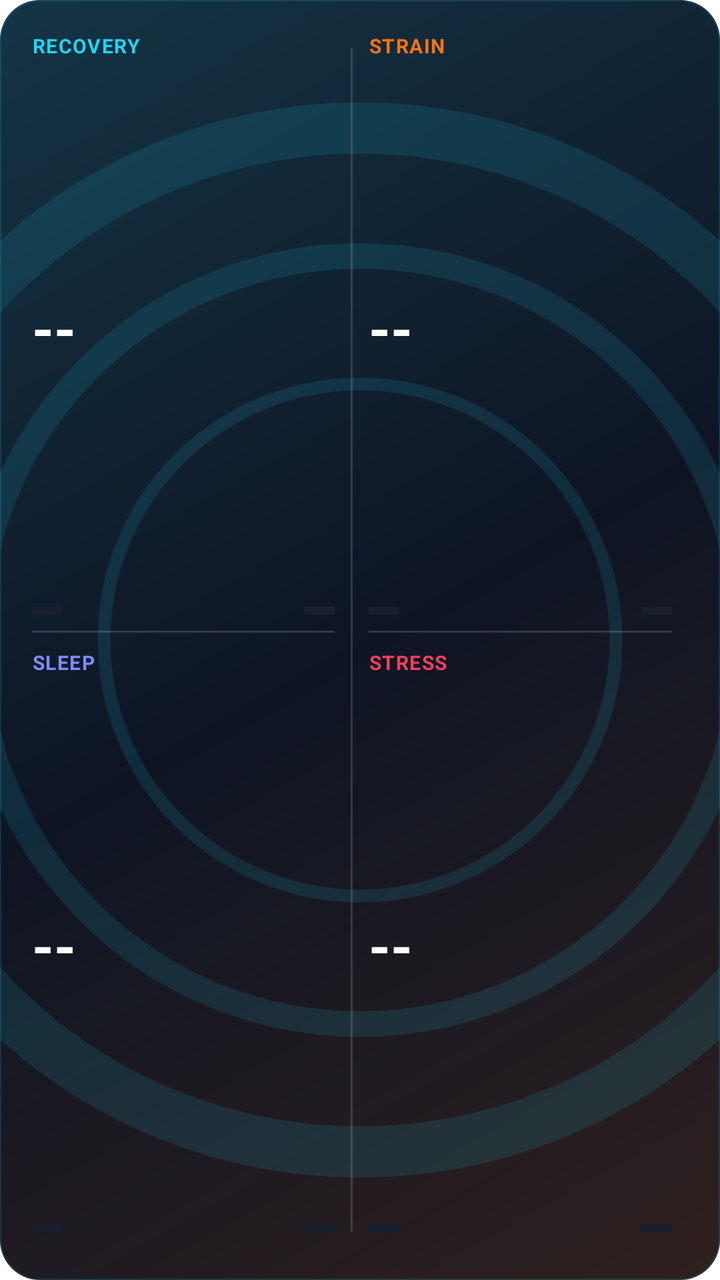
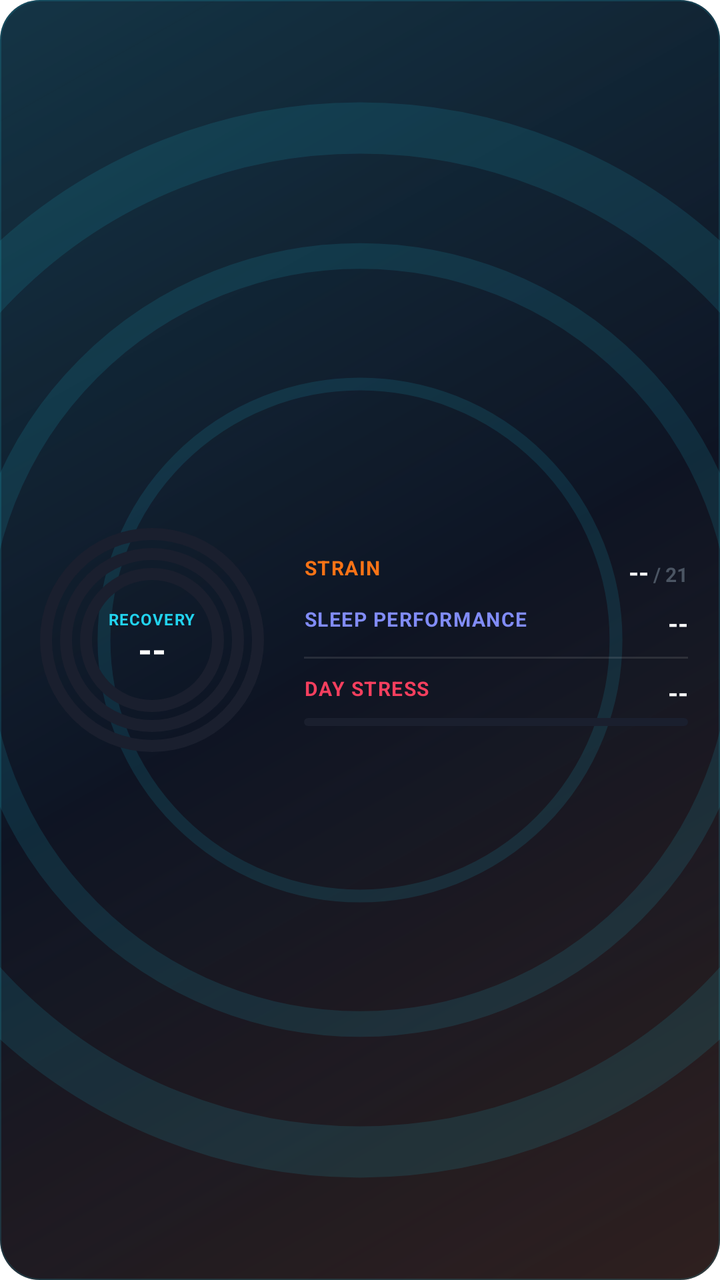

Compare the two renders of this Android layout. The source of the first and the diff that turns it into the second are given below.
<!-- AndroidManifest.xml: fallback theme Theme.MaterialComponents.DayNight.NoActionBar -->
<!-- res/layout/widget_overview.xml -->
<?xml version="1.0" encoding="utf-8"?>
<FrameLayout xmlns:android="http://schemas.android.com/apk/res/android"
    android:id="@+id/widget_root"
    android:layout_width="match_parent"
    android:layout_height="match_parent"
    android:background="@drawable/widget_bg_vitals">

    <ImageView
        android:layout_width="match_parent"
        android:layout_height="match_parent"
        android:src="@drawable/vector_recovery_bg"
        android:scaleType="centerCrop" />

    <LinearLayout
        android:layout_width="match_parent"
        android:layout_height="match_parent"
        android:orientation="horizontal"
        android:baselineAligned="false"
        android:padding="16dp">

        
        <LinearLayout
            android:layout_width="0dp"
            android:layout_height="match_parent"
            android:layout_weight="1"
            android:orientation="vertical">

            
            <RelativeLayout
                android:layout_width="match_parent"
                android:layout_height="0dp"
                android:layout_weight="1">
                
                <TextView
                    android:id="@+id/label_rec"
                    android:layout_width="wrap_content"
                    android:layout_height="wrap_content"
                    android:text="RECOVERY"
                    android:textColor="#22D3EE"
                    android:textSize="10sp"
                    android:textStyle="bold"
                    android:letterSpacing="0.05" />
                
                <TextView
                    android:id="@+id/overview_recovery"
                    android:layout_width="wrap_content"
                    android:layout_height="wrap_content"
                    android:layout_centerVertical="true"
                    android:text="--"
                    android:textColor="#FFFFFF"
                    android:textSize="28sp"
                    android:textStyle="bold"
                    android:includeFontPadding="false" />
                    
                <ProgressBar
                    android:id="@+id/recovery_progress"
                    style="?android:attr/progressBarStyleHorizontal"
                    android:layout_width="match_parent"
                    android:layout_height="4dp"
                    android:layout_alignParentBottom="true"
                    android:layout_marginBottom="8dp"
                    android:layout_marginEnd="8dp"
                    android:indeterminate="false"
                    android:max="100"
                    android:progress="0"
                    android:progressDrawable="@drawable/widget_circular_progress_green" />
            </RelativeLayout>

            
            <ImageView
                android:layout_width="match_parent"
                android:layout_height="1dp"
                android:layout_marginEnd="8dp"
                android:background="#26FFFFFF" />

            
            <RelativeLayout
                android:layout_width="match_parent"
                android:layout_height="0dp"
                android:layout_weight="1"
                android:layout_marginTop="8dp">
                
                <TextView
                    android:id="@+id/label_sleep"
                    android:layout_width="wrap_content"
                    android:layout_height="wrap_content"
                    android:text="SLEEP"
                    android:textColor="#818CF8"
                    android:textSize="10sp"
                    android:textStyle="bold"
                    android:letterSpacing="0.05" />
                
                <TextView
                    android:id="@+id/overview_sleep"
                    android:layout_width="wrap_content"
                    android:layout_height="wrap_content"
                    android:layout_centerVertical="true"
                    android:text="--"
                    android:textColor="#FFFFFF"
                    android:textSize="28sp"
                    android:textStyle="bold"
                    android:includeFontPadding="false" />
                    
                <ProgressBar
                    android:id="@+id/sleep_progress"
                    style="?android:attr/progressBarStyleHorizontal"
                    android:layout_width="match_parent"
                    android:layout_height="4dp"
                    android:layout_alignParentBottom="true"
                    android:layout_marginBottom="8dp"
                    android:layout_marginEnd="8dp"
                    android:indeterminate="false"
                    android:max="100"
                    android:progress="0"
                    android:progressDrawable="@drawable/widget_circular_progress_purple" />
            </RelativeLayout>

        </LinearLayout>

        
        <ImageView
            android:layout_width="1dp"
            android:layout_height="match_parent"
            android:layout_marginTop="8dp"
            android:layout_marginBottom="8dp"
            android:background="#26FFFFFF" />

        
        <LinearLayout
            android:layout_width="0dp"
            android:layout_height="match_parent"
            android:layout_weight="1"
            android:orientation="vertical"
            android:layout_marginStart="8dp">

            
            <RelativeLayout
                android:layout_width="match_parent"
                android:layout_height="0dp"
                android:layout_weight="1">
                
                <TextView
                    android:id="@+id/label_strain"
                    android:layout_width="wrap_content"
                    android:layout_height="wrap_content"
                    android:text="STRAIN"
                    android:textColor="#F97316"
                    android:textSize="10sp"
                    android:textStyle="bold"
                    android:letterSpacing="0.05" />
                
                <TextView
                    android:id="@+id/overview_strain"
                    android:layout_width="wrap_content"
                    android:layout_height="wrap_content"
                    android:layout_centerVertical="true"
                    android:text="--"
                    android:textColor="#FFFFFF"
                    android:textSize="28sp"
                    android:textStyle="bold"
                    android:includeFontPadding="false" />
                    
                <ProgressBar
                    android:id="@+id/strain_progress"
                    style="?android:attr/progressBarStyleHorizontal"
                    android:layout_width="match_parent"
                    android:layout_height="4dp"
                    android:layout_alignParentBottom="true"
                    android:layout_marginBottom="8dp"
                    android:layout_marginEnd="8dp"
                    android:indeterminate="false"
                    android:max="210"
                    android:progress="0"
                    android:progressDrawable="@drawable/widget_circular_progress_blue" />
            </RelativeLayout>

            
            <ImageView
                android:layout_width="match_parent"
                android:layout_height="1dp"
                android:layout_marginEnd="8dp"
                android:background="#26FFFFFF" />

            
            <RelativeLayout
                android:layout_width="match_parent"
                android:layout_height="0dp"
                android:layout_weight="1"
                android:layout_marginTop="8dp">
                
                <TextView
                    android:id="@+id/label_stress"
                    android:layout_width="wrap_content"
                    android:layout_height="wrap_content"
                    android:text="STRESS"
                    android:textColor="#F43F5E"
                    android:textSize="10sp"
                    android:textStyle="bold"
                    android:letterSpacing="0.05" />
                
                <TextView
                    android:id="@+id/overview_stress"
                    android:layout_width="wrap_content"
                    android:layout_height="wrap_content"
                    android:layout_centerVertical="true"
                    android:text="--"
                    android:textColor="#FFFFFF"
                    android:textSize="28sp"
                    android:textStyle="bold"
                    android:includeFontPadding="false" />
                    
                <ProgressBar
                    android:id="@+id/stress_progress"
                    style="?android:attr/progressBarStyleHorizontal"
                    android:layout_width="match_parent"
                    android:layout_height="4dp"
                    android:layout_alignParentBottom="true"
                    android:layout_marginBottom="8dp"
                    android:layout_marginEnd="8dp"
                    android:indeterminate="false"
                    android:max="100"
                    android:progress="0"
                    android:progressDrawable="@drawable/widget_circular_progress_red" />
            </RelativeLayout>

        </LinearLayout>

    </LinearLayout>

</FrameLayout>
<!-- resources referenced by this layout -->
<resources>
  <!-- drawable widget_circular_progress_blue (drawable) -->
  <?xml version="1.0" encoding="utf-8"?>
  <layer-list xmlns:android="http://schemas.android.com/apk/res/android">
  
      
      <item>
          <shape
              android:shape="ring"
              android:innerRadiusRatio="2.5"
              android:thicknessRatio="9"
              android:useLevel="false">
              <solid android:color="#1A1F2E" />
          </shape>
      </item>
  
      
      <item>
          <rotate
              android:fromDegrees="270"
              android:toDegrees="270"
              android:pivotX="50%"
              android:pivotY="50%">
              <shape
                  android:shape="ring"
                  android:innerRadiusRatio="2.5"
                  android:thicknessRatio="9"
                  android:useLevel="true">
                  <solid android:color="#F97316" />
              </shape>
          </rotate>
      </item>
  
  </layer-list>
  <!-- drawable widget_circular_progress_green (drawable) -->
  <?xml version="1.0" encoding="utf-8"?>
  <layer-list xmlns:android="http://schemas.android.com/apk/res/android">
  
      
      <item>
          <shape
              android:shape="ring"
              android:innerRadiusRatio="2.5"
              android:thicknessRatio="9"
              android:useLevel="false">
              <solid android:color="#1A1F2E" />
          </shape>
      </item>
  
      
      <item>
          <rotate
              android:fromDegrees="270"
              android:toDegrees="270"
              android:pivotX="50%"
              android:pivotY="50%">
              <shape
                  android:shape="ring"
                  android:innerRadiusRatio="2.5"
                  android:thicknessRatio="9"
                  android:useLevel="true">
                  <solid android:color="#22D3EE" />
              </shape>
          </rotate>
      </item>
  
  </layer-list>
  <!-- drawable widget_circular_progress_purple (drawable) -->
  <?xml version="1.0" encoding="utf-8"?>
  <layer-list xmlns:android="http://schemas.android.com/apk/res/android">
  
      
      <item>
          <shape
              android:shape="ring"
              android:innerRadiusRatio="2.5"
              android:thicknessRatio="9"
              android:useLevel="false">
              <solid android:color="#1A1F2E" />
          </shape>
      </item>
  
      
      <item>
          <rotate
              android:fromDegrees="270"
              android:toDegrees="270"
              android:pivotX="50%"
              android:pivotY="50%">
              <shape
                  android:shape="ring"
                  android:innerRadiusRatio="2.5"
                  android:thicknessRatio="9"
                  android:useLevel="true">
                  <solid android:color="#818CF8" />
              </shape>
          </rotate>
      </item>
  
  </layer-list>
  <!-- drawable widget_circular_progress_red (drawable) -->
  <?xml version="1.0" encoding="utf-8"?>
  <layer-list xmlns:android="http://schemas.android.com/apk/res/android">
  
      
      <item>
          <shape
              android:shape="ring"
              android:innerRadiusRatio="2.5"
              android:thicknessRatio="9"
              android:useLevel="false">
              <solid android:color="#1A1F2E" />
          </shape>
      </item>
  
      
      <item>
          <rotate
              android:fromDegrees="270"
              android:toDegrees="270"
              android:pivotX="50%"
              android:pivotY="50%">
              <shape
                  android:shape="ring"
                  android:innerRadiusRatio="2.5"
                  android:thicknessRatio="9"
                  android:useLevel="true">
                  <solid android:color="#F43F5E" />
              </shape>
          </rotate>
      </item>
  
  </layer-list>
  <!-- unchanged entries left out for length: 2 -->
</resources>

<!-- the commit's change to res/layout/widget_overview.xml (unified diff, before → after) -->
@@ -15,130 +15,93 @@
         android:layout_width="match_parent"
         android:layout_height="match_parent"
         android:orientation="horizontal"
-        android:baselineAligned="false"
+        android:gravity="center_vertical"
         android:padding="16dp">
+
+        
+        <FrameLayout
+            android:layout_width="120dp"
+            android:layout_height="120dp"
+            android:layout_gravity="center_vertical">
+
+            
+            <ProgressBar
+                android:id="@+id/strain_progress"
+                style="?android:attr/progressBarStyleHorizontal"
+                android:layout_width="match_parent"
+                android:layout_height="match_parent"
+                android:indeterminate="false"
+                android:max="210"
+                android:progress="0"
+                android:progressDrawable="@drawable/widget_concentric_strain" />
+
+            
+            <ProgressBar
+                android:id="@+id/recovery_progress"
+                style="?android:attr/progressBarStyleHorizontal"
+                android:layout_width="match_parent"
+                android:layout_height="match_parent"
+                android:indeterminate="false"
+                android:max="100"
+                android:progress="0"
+                android:progressDrawable="@drawable/widget_concentric_recovery" />
+
+            
+            <ProgressBar
+                android:id="@+id/sleep_progress"
+                style="?android:attr/progressBarStyleHorizontal"
+                android:layout_width="match_parent"
+                android:layout_height="match_parent"
+                android:indeterminate="false"
+                android:max="100"
+                android:progress="0"
+                android:progressDrawable="@drawable/widget_concentric_sleep" />
+
+            
+            <LinearLayout
+                android:layout_width="60dp"
+                android:layout_height="60dp"
+                android:layout_gravity="center"
+                android:gravity="center"
+                android:orientation="vertical">
+
+                <TextView
+                    android:id="@+id/label_rec"
+                    android:layout_width="wrap_content"
+                    android:layout_height="wrap_content"
+                    android:text="RECOVERY"
+                    android:textColor="#22D3EE"
+                    android:textSize="8sp"
+                    android:textStyle="bold"
+                    android:letterSpacing="0.05" />
+
+                <TextView
+                    android:id="@+id/overview_recovery"
+                    android:layout_width="wrap_content"
+                    android:layout_height="wrap_content"
+                    android:text="--"
+                    android:textColor="#FFFFFF"
+                    android:textSize="18sp"
+                    android:textStyle="bold"
+                    android:includeFontPadding="false" />
+            </LinearLayout>
+
+        </FrameLayout>
 
         
         <LinearLayout
-            android:layout_width="0dp"
+            android:layout_width="match_parent"
             android:layout_height="match_parent"
-            android:layout_weight="1"
-            android:orientation="vertical">
+            android:orientation="vertical"
+            android:gravity="center_vertical"
+            android:layout_marginStart="16dp">
 
             
             <RelativeLayout
                 android:layout_width="match_parent"
-                android:layout_height="0dp"
-                android:layout_weight="1">
-                
-                <TextView
-                    android:id="@+id/label_rec"
-                    android:layout_width="wrap_content"
-                    android:layout_height="wrap_content"
-                    android:text="RECOVERY"
-                    android:textColor="#22D3EE"
-                    android:textSize="10sp"
-                    android:textStyle="bold"
-                    android:letterSpacing="0.05" />
-                
-                <TextView
-                    android:id="@+id/overview_recovery"
-                    android:layout_width="wrap_content"
-                    android:layout_height="wrap_content"
-                    android:layout_centerVertical="true"
-                    android:text="--"
-                    android:textColor="#FFFFFF"
-                    android:textSize="28sp"
-                    android:textStyle="bold"
-                    android:includeFontPadding="false" />
-                    
-                <ProgressBar
-                    android:id="@+id/recovery_progress"
-                    style="?android:attr/progressBarStyleHorizontal"
-                    android:layout_width="match_parent"
-                    android:layout_height="4dp"
-                    android:layout_alignParentBottom="true"
-                    android:layout_marginBottom="8dp"
-                    android:layout_marginEnd="8dp"
-                    android:indeterminate="false"
-                    android:max="100"
-                    android:progress="0"
-                    android:progressDrawable="@drawable/widget_circular_progress_green" />
-            </RelativeLayout>
-
-            
-            <ImageView
-                android:layout_width="match_parent"
-                android:layout_height="1dp"
-                android:layout_marginEnd="8dp"
-                android:background="#26FFFFFF" />
-
-            
-            <RelativeLayout
-                android:layout_width="match_parent"
-                android:layout_height="0dp"
-                android:layout_weight="1"
-                android:layout_marginTop="8dp">
-                
-                <TextView
-                    android:id="@+id/label_sleep"
-                    android:layout_width="wrap_content"
-                    android:layout_height="wrap_content"
-                    android:text="SLEEP"
-                    android:textColor="#818CF8"
-                    android:textSize="10sp"
-                    android:textStyle="bold"
-                    android:letterSpacing="0.05" />
-                
-                <TextView
-                    android:id="@+id/overview_sleep"
-                    android:layout_width="wrap_content"
-                    android:layout_height="wrap_content"
-                    android:layout_centerVertical="true"
-                    android:text="--"
-                    android:textColor="#FFFFFF"
-                    android:textSize="28sp"
-                    android:textStyle="bold"
-                    android:includeFontPadding="false" />
-                    
-                <ProgressBar
-                    android:id="@+id/sleep_progress"
-                    style="?android:attr/progressBarStyleHorizontal"
-                    android:layout_width="match_parent"
-                    android:layout_height="4dp"
-                    android:layout_alignParentBottom="true"
-                    android:layout_marginBottom="8dp"
-                    android:layout_marginEnd="8dp"
-                    android:indeterminate="false"
-                    android:max="100"
-                    android:progress="0"
-                    android:progressDrawable="@drawable/widget_circular_progress_purple" />
-            </RelativeLayout>
-
-        </LinearLayout>
-
-        
-        <ImageView
-            android:layout_width="1dp"
-            android:layout_height="match_parent"
-            android:layout_marginTop="8dp"
-            android:layout_marginBottom="8dp"
-            android:background="#26FFFFFF" />
-
-        
-        <LinearLayout
-            android:layout_width="0dp"
-            android:layout_height="match_parent"
-            android:layout_weight="1"
-            android:orientation="vertical"
-            android:layout_marginStart="8dp">
-
-            
-            <RelativeLayout
-                android:layout_width="match_parent"
-                android:layout_height="0dp"
-                android:layout_weight="1">
-                
+                android:layout_height="wrap_content"
+                android:layout_marginBottom="8dp">
+
                 <TextView
                     android:id="@+id/label_strain"
                     android:layout_width="wrap_content"
@@ -147,82 +110,111 @@
                     android:textColor="#F97316"
                     android:textSize="10sp"
                     android:textStyle="bold"
-                    android:letterSpacing="0.05" />
-                
-                <TextView
-                    android:id="@+id/overview_strain"
-                    android:layout_width="wrap_content"
-                    android:layout_height="wrap_content"
-                    android:layout_centerVertical="true"
+                    android:layout_alignParentStart="true"
+                    android:letterSpacing="0.05" />
+
+                <LinearLayout
+                    android:layout_width="wrap_content"
+                    android:layout_height="wrap_content"
+                    android:orientation="horizontal"
+                    android:layout_alignParentEnd="true">
+
+                    <TextView
+                        android:id="@+id/overview_strain"
+                        android:layout_width="wrap_content"
+                        android:layout_height="wrap_content"
+                        android:text="--"
+                        android:textColor="#FFFFFF"
+                        android:textSize="13sp"
+                        android:textStyle="bold" />
+
+                    <TextView
+                        android:layout_width="wrap_content"
+                        android:layout_height="wrap_content"
+                        android:text=" / 21"
+                        android:textColor="#4B5563"
+                        android:textSize="10sp"
+                        android:textStyle="bold" />
+                </LinearLayout>
+
+            </RelativeLayout>
+
+            
+            <RelativeLayout
+                android:layout_width="match_parent"
+                android:layout_height="wrap_content"
+                android:layout_marginBottom="8dp">
+
+                <TextView
+                    android:id="@+id/label_sleep"
+                    android:layout_width="wrap_content"
+                    android:layout_height="wrap_content"
+                    android:text="SLEEP PERFORMANCE"
+                    android:textColor="#818CF8"
+                    android:textSize="10sp"
+                    android:textStyle="bold"
+                    android:layout_alignParentStart="true"
+                    android:letterSpacing="0.05" />
+
+                <TextView
+                    android:id="@+id/overview_sleep"
+                    android:layout_width="wrap_content"
+                    android:layout_height="wrap_content"
                     android:text="--"
                     android:textColor="#FFFFFF"
-                    android:textSize="28sp"
-                    android:textStyle="bold"
-                    android:includeFontPadding="false" />
-                    
-                <ProgressBar
-                    android:id="@+id/strain_progress"
-                    style="?android:attr/progressBarStyleHorizontal"
-                    android:layout_width="match_parent"
-                    android:layout_height="4dp"
-                    android:layout_alignParentBottom="true"
-                    android:layout_marginBottom="8dp"
-                    android:layout_marginEnd="8dp"
-                    android:indeterminate="false"
-                    android:max="210"
-                    android:progress="0"
-                    android:progressDrawable="@drawable/widget_circular_progress_blue" />
+                    android:textSize="13sp"
+                    android:textStyle="bold"
+                    android:layout_alignParentEnd="true" />
+
             </RelativeLayout>
 
             
             <ImageView
                 android:layout_width="match_parent"
                 android:layout_height="1dp"
-                android:layout_marginEnd="8dp"
-                android:background="#26FFFFFF" />
+                android:background="#1AFFFFFF"
+                android:layout_marginBottom="8dp" />
 
             
             <RelativeLayout
                 android:layout_width="match_parent"
-                android:layout_height="0dp"
-                android:layout_weight="1"
-                android:layout_marginTop="8dp">
-                
+                android:layout_height="wrap_content">
+
                 <TextView
                     android:id="@+id/label_stress"
                     android:layout_width="wrap_content"
                     android:layout_height="wrap_content"
-                    android:text="STRESS"
+                    android:text="DAY STRESS"
                     android:textColor="#F43F5E"
                     android:textSize="10sp"
                     android:textStyle="bold"
-                    android:letterSpacing="0.05" />
-                
+                    android:layout_alignParentStart="true"
+                    android:letterSpacing="0.05" />
+
                 <TextView
                     android:id="@+id/overview_stress"
                     android:layout_width="wrap_content"
                     android:layout_height="wrap_content"
-                    android:layout_centerVertical="true"
                     android:text="--"
                     android:textColor="#FFFFFF"
-                    android:textSize="28sp"
-                    android:textStyle="bold"
-                    android:includeFontPadding="false" />
-                    
-                <ProgressBar
-                    android:id="@+id/stress_progress"
-                    style="?android:attr/progressBarStyleHorizontal"
-                    android:layout_width="match_parent"
-                    android:layout_height="4dp"
-                    android:layout_alignParentBottom="true"
-                    android:layout_marginBottom="8dp"
-                    android:layout_marginEnd="8dp"
-                    android:indeterminate="false"
-                    android:max="100"
-                    android:progress="0"
-                    android:progressDrawable="@drawable/widget_circular_progress_red" />
+                    android:textSize="13sp"
+                    android:textStyle="bold"
+                    android:layout_alignParentEnd="true" />
+
             </RelativeLayout>
 
+            
+            <ProgressBar
+                android:id="@+id/stress_progress"
+                style="?android:attr/progressBarStyleHorizontal"
+                android:layout_width="match_parent"
+                android:layout_height="4dp"
+                android:layout_marginTop="4dp"
+                android:indeterminate="false"
+                android:max="100"
+                android:progress="0"
+                android:progressDrawable="@drawable/widget_bar_red" />
+
         </LinearLayout>
 
     </LinearLayout>
<!-- resource entries referenced after the edit -->
@@ -1,20 +1,41 @@
 <!-- resources referenced by this layout -->
 <resources>
-  <!-- drawable widget_circular_progress_blue (drawable) -->
+  <!-- drawable widget_bar_red (drawable) -->
   <?xml version="1.0" encoding="utf-8"?>
   <layer-list xmlns:android="http://schemas.android.com/apk/res/android">
   
       
+      <item android:id="@android:id/background">
+          <shape android:shape="rectangle">
+              <solid android:color="#1A1F2E" />
+              <corners android:radius="4dp" />
+          </shape>
+      </item>
+  
+      
+      <item android:id="@android:id/progress">
+          <clip>
+              <shape android:shape="rectangle">
+                  <solid android:color="#F43F5E" />
+                  <corners android:radius="4dp" />
+              </shape>
+          </clip>
+      </item>
+  
+  </layer-list>
+  <!-- drawable widget_concentric_recovery (drawable) -->
+  <?xml version="1.0" encoding="utf-8"?>
+  <layer-list xmlns:android="http://schemas.android.com/apk/res/android">
+      
       <item>
           <shape
               android:shape="ring"
-              android:innerRadiusRatio="2.5"
-              android:thicknessRatio="9"
+              android:innerRadius="40dp"
+              android:thickness="6dp"
               android:useLevel="false">
               <solid android:color="#1A1F2E" />
           </shape>
       </item>
-  
       
       <item>
           <rotate
@@ -24,30 +45,27 @@
               android:pivotY="50%">
               <shape
                   android:shape="ring"
-                  android:innerRadiusRatio="2.5"
-                  android:thicknessRatio="9"
+                  android:innerRadius="40dp"
+                  android:thickness="6dp"
                   android:useLevel="true">
-                  <solid android:color="#F97316" />
+                  <solid android:color="#22D3EE" />
               </shape>
           </rotate>
       </item>
-  
   </layer-list>
-  <!-- drawable widget_circular_progress_green (drawable) -->
+  <!-- drawable widget_concentric_sleep (drawable) -->
   <?xml version="1.0" encoding="utf-8"?>
   <layer-list xmlns:android="http://schemas.android.com/apk/res/android">
-  
       
       <item>
           <shape
               android:shape="ring"
-              android:innerRadiusRatio="2.5"
-              android:thicknessRatio="9"
+              android:innerRadius="30dp"
+              android:thickness="6dp"
               android:useLevel="false">
               <solid android:color="#1A1F2E" />
           </shape>
       </item>
-  
       
       <item>
           <rotate
@@ -57,30 +75,27 @@
               android:pivotY="50%">
               <shape
                   android:shape="ring"
-                  android:innerRadiusRatio="2.5"
-                  android:thicknessRatio="9"
+                  android:innerRadius="30dp"
+                  android:thickness="6dp"
                   android:useLevel="true">
-                  <solid android:color="#22D3EE" />
+                  <solid android:color="#818CF8" />
               </shape>
           </rotate>
       </item>
-  
   </layer-list>
-  <!-- drawable widget_circular_progress_purple (drawable) -->
+  <!-- drawable widget_concentric_strain (drawable) -->
   <?xml version="1.0" encoding="utf-8"?>
   <layer-list xmlns:android="http://schemas.android.com/apk/res/android">
-  
       
       <item>
           <shape
               android:shape="ring"
-              android:innerRadiusRatio="2.5"
-              android:thicknessRatio="9"
+              android:innerRadius="50dp"
+              android:thickness="6dp"
               android:useLevel="false">
               <solid android:color="#1A1F2E" />
           </shape>
       </item>
-  
       
       <item>
           <rotate
@@ -90,47 +105,13 @@
               android:pivotY="50%">
               <shape
                   android:shape="ring"
-                  android:innerRadiusRatio="2.5"
-                  android:thicknessRatio="9"
+                  android:innerRadius="50dp"
+                  android:thickness="6dp"
                   android:useLevel="true">
-                  <solid android:color="#818CF8" />
+                  <solid android:color="#F97316" />
               </shape>
           </rotate>
       </item>
-  
-  </layer-list>
-  <!-- drawable widget_circular_progress_red (drawable) -->
-  <?xml version="1.0" encoding="utf-8"?>
-  <layer-list xmlns:android="http://schemas.android.com/apk/res/android">
-  
-      
-      <item>
-          <shape
-              android:shape="ring"
-              android:innerRadiusRatio="2.5"
-              android:thicknessRatio="9"
-              android:useLevel="false">
-              <solid android:color="#1A1F2E" />
-          </shape>
-      </item>
-  
-      
-      <item>
-          <rotate
-              android:fromDegrees="270"
-              android:toDegrees="270"
-              android:pivotX="50%"
-              android:pivotY="50%">
-              <shape
-                  android:shape="ring"
-                  android:innerRadiusRatio="2.5"
-                  android:thicknessRatio="9"
-                  android:useLevel="true">
-                  <solid android:color="#F43F5E" />
-              </shape>
-          </rotate>
-      </item>
-  
   </layer-list>
   <!-- unchanged entries left out for length: 2 -->
 </resources>
